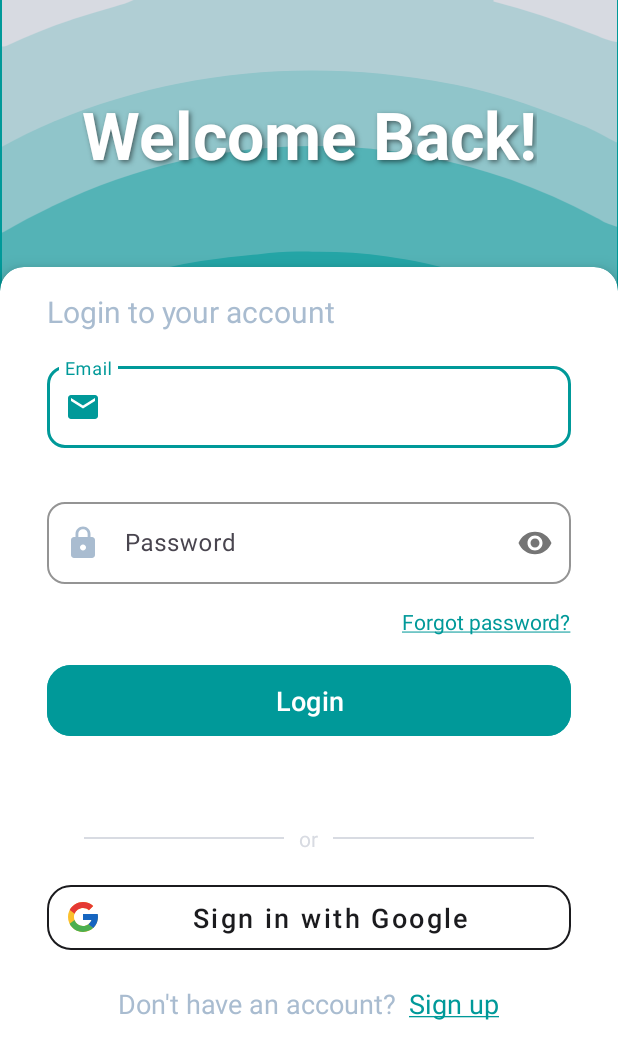
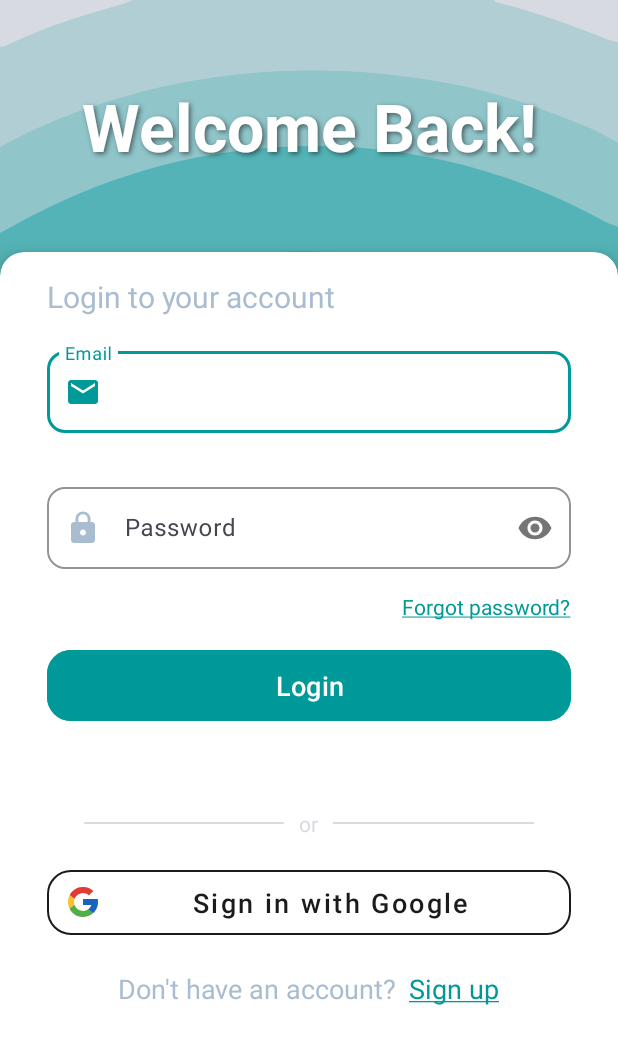
Before and after one commit to A-Skvortsov/Planetze, an Android app: the screen it shows after launch (MainActivity), on a phone screen of 412 x 824 dp. Shown: the top 1059 px of the screen. Run offline under Robolectric (Android 15) with nearby library versions, the phone set to English and light mode, and no system bars; our stand-ins replace Firebase (no records; nobody signed in at launch, a user with empty details on screens opened directly), navigation-ui; Roboto replaces fonts that are not available here.

Commit message:
Fixed banner issue
- Fixed an issue where the banner on the log in and sign up screens wouldn't expand on the larger screens.

```diff
--- a/app/src/main/java/com/example/planetze/MainActivity.java
+++ b/app/src/main/java/com/example/planetze/MainActivity.java
@@ -91,7 +91,7 @@ public class MainActivity extends AppCompatActivity {
         //change this later
         String userID = UserData.getUserID(getApplicationContext());
 
-        if (UserData.is_new_user(getApplicationContext())) {
+        if (UserData.isNewUser(getApplicationContext())) {
             loadFragment(new SurveyFragment());
         }
         else {
--- a/app/src/main/res/layout/fragment_forgot_password.xml
+++ b/app/src/main/res/layout/fragment_forgot_password.xml
@@ -103,10 +103,9 @@
                 android:layout_margin="15dp"
                 android:backgroundTint="@color/palette_turquoise"
                 android:text="@string/reset_password"
-                android:textColor="@color/palette_light_gray"
+                android:textColor="@color/white"
                 android:textSize="18sp"
                 app:cornerRadius="16dp" />
-
         </LinearLayout>
     </androidx.cardview.widget.CardView>
 </androidx.constraintlayout.widget.ConstraintLayout>
--- a/app/src/main/res/layout/fragment_login.xml
+++ b/app/src/main/res/layout/fragment_login.xml
@@ -15,12 +15,13 @@
         app:layout_constraintEnd_toEndOf="parent"
         app:layout_constraintStart_toStartOf="parent"
         app:layout_constraintTop_toTopOf="parent"
-        app:srcCompat="@drawable/banner" />
+        app:srcCompat="@drawable/banner"
+        android:scaleType="fitXY" />
 
     <!-- Banner Text -->
     <TextView
-        android:layout_width="wrap_content"
-        android:layout_height="wrap_content"
+        android:layout_width="match_parent"
+        android:layout_height="0dp"
         android:text="@string/welcome_back"
         android:textSize="44sp"
         android:textColor="@color/white"
@@ -29,6 +30,7 @@
         android:shadowDx="2"
         android:shadowDy="2"
         android:shadowRadius="4"
+        android:gravity="center"
         app:layout_constraintBottom_toTopOf="@+id/cardView"
         app:layout_constraintEnd_toEndOf="@+id/imageView"
         app:layout_constraintStart_toStartOf="@+id/imageView"
@@ -39,18 +41,22 @@
         android:id="@+id/cardView"
         android:layout_width="match_parent"
         android:layout_height="0dp"
-        android:layout_marginTop="-20dp"
+        android:layout_marginTop="-30dp"
         android:layout_marginBottom="-20dp"
         android:backgroundTint="@color/white"
         app:cardCornerRadius="16dp"
         app:cardElevation="8dp"
-        app:layout_constraintBottom_toBottomOf="parent"
-        app:layout_constraintTop_toBottomOf="@id/imageView">
+        app:layout_constraintTop_toBottomOf="@id/imageView"
+        app:layout_constraintBottom_toBottomOf="parent">
+
+        <ScrollView
+            android:layout_width="match_parent"
+            android:layout_height="match_parent">
 
             <!-- Form -->
             <LinearLayout
                 android:layout_width="match_parent"
-            android:layout_height="match_parent"
+                android:layout_height="wrap_content"
                 android:orientation="vertical"
                 android:padding="16dp">
 
@@ -239,5 +245,6 @@
                         android:textSize="18sp" />
                 </LinearLayout>
             </LinearLayout>
+        </ScrollView>
     </androidx.cardview.widget.CardView>
 </androidx.constraintlayout.widget.ConstraintLayout>
```
Also changed, not shown: app/src/main/res/layout/fragment_sign_up.xml (+9 -11 lines), app/src/main/res/values/strings.xml (+3 -7 lines). Lines whose indentation alone changed are shown as unchanged.
